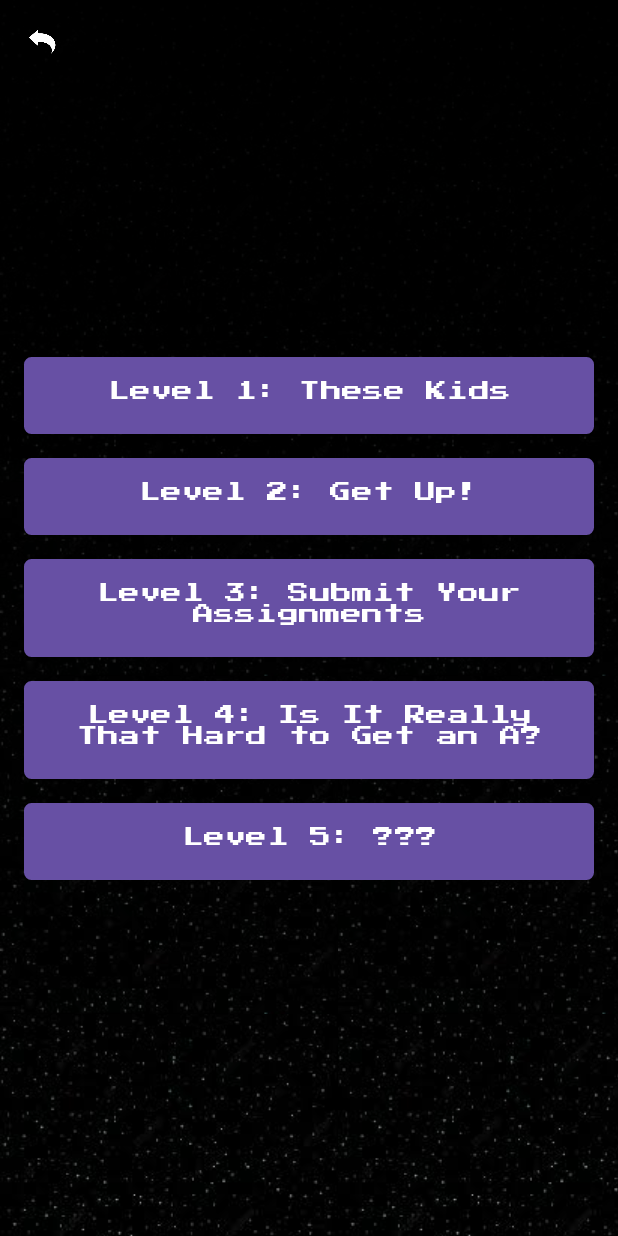
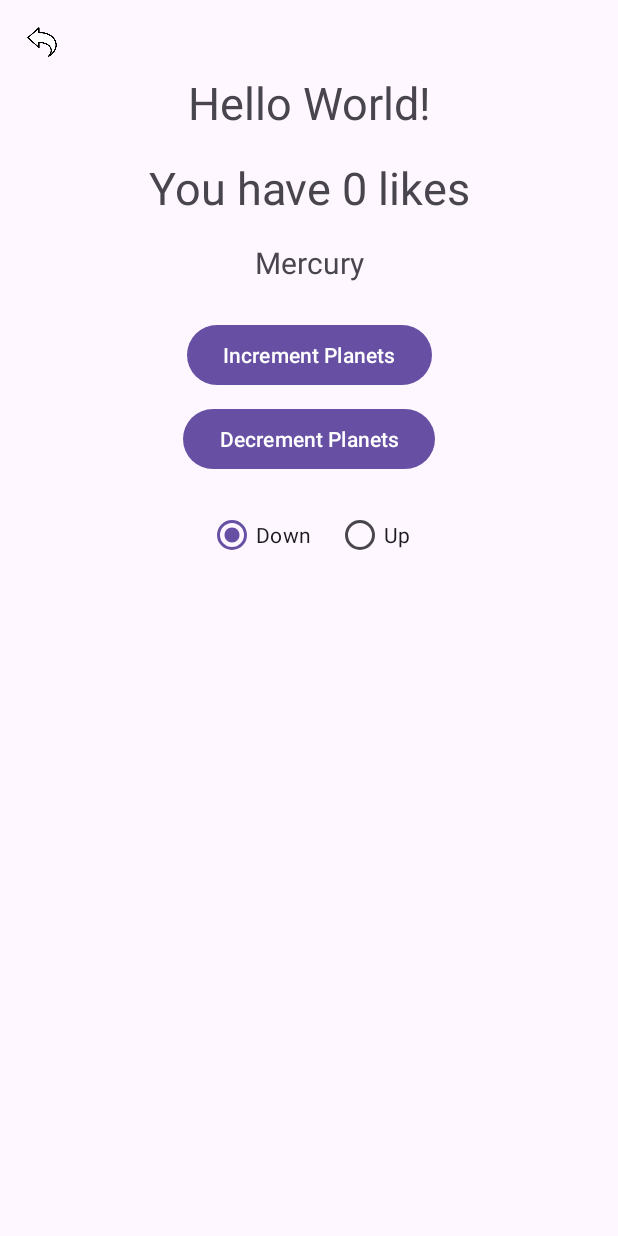
Before and after one commit to adhirajchhoda/tj_mobile, an Android app: the MainMenuActivity screen opened directly, with no data from a screen before it, after a tap on "Level 2: Get Up!", on a phone screen of 412 x 824 dp. Run offline under Robolectric (Android 15) with nearby library versions, the phone set to English and light mode, and no system bars.

Commit message:
added lab01 and lab02 to arcade levels

```diff
--- a/app/src/main/AndroidManifest.xml
+++ b/app/src/main/AndroidManifest.xml
@@ -20,6 +20,8 @@
         </activity>
         <activity android:name=".MainMenuActivity" />
         <activity android:name=".SettingsActivity" />
+        <activity android:name=".Lab01Activity" />
+        <activity android:name=".Lab02Activity" />
     </application>
 
 </manifest>
--- /dev/null
+++ b/app/src/main/java/com/adhiraj/lab01/Lab02Activity.java
@@ -0,0 +1,93 @@
+package com.adhiraj.lab01;
+
+import android.os.Bundle;
+import android.text.Html;
+import android.view.View;
+import android.widget.Button;
+import android.widget.ImageButton; // Added for ImageButton
+import android.widget.RadioButton;
+import android.widget.RadioGroup;
+import android.widget.TextView;
+import androidx.appcompat.app.AppCompatActivity;
+
+public class Lab02Activity extends AppCompatActivity {
+
+    TextView greetingTextView;
+    TextView likesDisplayTextView;
+    TextView planetDisplayTextView;
+    Button incrementButton;
+    Button decrementButton;
+    ImageButton lab02BackButton; // Changed to ImageButton
+    RadioGroup directionRadioGroup;
+    RadioButton radioUp;
+    RadioButton radioDown;
+
+    String[] planetsArray;
+    int count = 0;
+
+    @Override
+    protected void onCreate(Bundle savedInstanceState) {
+        super.onCreate(savedInstanceState);
+        setContentView(R.layout.activity_lab02);
+
+        greetingTextView = findViewById(R.id.greeting_textview);
+        likesDisplayTextView = findViewById(R.id.likes_display_textview);
+        planetDisplayTextView = findViewById(R.id.planet_display_textview);
+        incrementButton = findViewById(R.id.increment_button);
+        decrementButton = findViewById(R.id.decrement_button);
+        lab02BackButton = findViewById(R.id.lab02_back_button); // Initialize ImageButton
+        directionRadioGroup = findViewById(R.id.direction_radiogroup);
+        radioUp = findViewById(R.id.radio_up);
+        radioDown = findViewById(R.id.radio_down);
+
+        greetingTextView.setText(Html.fromHtml(getString(R.string.lab02_greeting_html_formatted), Html.FROM_HTML_MODE_LEGACY));
+
+        planetsArray = getResources().getStringArray(R.array.planets_array);
+
+        updateLikesDisplay();
+        updatePlanetDisplay();
+
+        View.OnClickListener planetCycleListener = new View.OnClickListener() {
+            @Override
+            public void onClick(View v) {
+                int viewId = v.getId();
+                if (viewId == R.id.increment_button) {
+                    if (radioUp.isChecked()) { // Transcript: "if right radio button (radioUp) is checked...increment"
+                        count++;
+                        count %= planetsArray.length;
+                    }
+                } else if (viewId == R.id.decrement_button) {
+                    if (radioDown.isChecked()) { // Transcript: "if left radio button (radioDown) is checked...decrement"
+                        count--;
+                        if (count < 0) {
+                            count = planetsArray.length - 1;
+                        }
+                    }
+                }
+                updateLikesDisplay();
+                updatePlanetDisplay();
+            }
+        };
+
+        incrementButton.setOnClickListener(planetCycleListener);
+        decrementButton.setOnClickListener(planetCycleListener);
+
+        lab02BackButton.setOnClickListener(v -> {
+            finish();
+        });
+    }
+
+    private void updateLikesDisplay() {
+        likesDisplayTextView.setText(getString(R.string.likes_count, count));
+    }
+
+    private void updatePlanetDisplay() {
+        if (planetsArray != null && planetsArray.length > 0) {
+            // Ensure count is within valid range, though logic above should handle it.
+            int safeIndex = count;
+            if (safeIndex < 0) safeIndex = planetsArray.length -1; // Should align with decrement logic
+            safeIndex = safeIndex % planetsArray.length; // Final safety for positive overflow
+            planetDisplayTextView.setText(planetsArray[safeIndex]);
+        }
+    }
+}
--- a/app/src/main/java/com/adhiraj/lab01/MainMenuActivity.java
+++ b/app/src/main/java/com/adhiraj/lab01/MainMenuActivity.java
@@ -29,21 +29,37 @@ public class MainMenuActivity extends AppCompatActivity {
         level5Button = findViewById(R.id.level_5_button);
         backButton = findViewById(R.id.back_button);
 
-        View.OnClickListener levelClickListener = v -> {
+        // Listener for Level 1 button to start Lab01Activity
+        level1Button.setOnClickListener(v -> {
+            Intent intent = new Intent(MainMenuActivity.this, Lab01Activity.class);
+            startActivity(intent);
+            // Optionally, show a toast or log that Lab01Activity is being started
+            // Toast.makeText(MainMenuActivity.this, "Loading Lab 01...", Toast.LENGTH_SHORT).show();
+        });
+
+        // Listener for Level 2 button to start Lab02Activity
+        level2Button.setOnClickListener(v -> {
+            Intent intent = new Intent(MainMenuActivity.this, Lab02Activity.class);
+            startActivity(intent);
+            // Optionally, show a toast or log that Lab02Activity is being started
+            // Toast.makeText(MainMenuActivity.this, "Loading Lab 02...", Toast.LENGTH_SHORT).show();
+        });
+
+        // Common listener for other level buttons (Levels 3-5)
+        View.OnClickListener otherLevelsClickListener = v -> {
             Button b = (Button) v;
-            Toast.makeText(MainMenuActivity.this, b.getText().toString() + " selected!", Toast.LENGTH_SHORT).show();
+            Toast.makeText(MainMenuActivity.this, b.getText().toString() + " selected! (Not Lab 01 or Lab 02)", Toast.LENGTH_SHORT).show();
+            // Implement navigation or other actions for these buttons as needed
         };
 
-        level1Button.setOnClickListener(levelClickListener);
-        level2Button.setOnClickListener(levelClickListener);
-        level3Button.setOnClickListener(levelClickListener);
-        level4Button.setOnClickListener(levelClickListener);
-        level5Button.setOnClickListener(levelClickListener);
+        level3Button.setOnClickListener(otherLevelsClickListener);
+        level4Button.setOnClickListener(otherLevelsClickListener);
+        level5Button.setOnClickListener(otherLevelsClickListener);
 
         backButton.setOnClickListener(v -> {
-            Intent intent = new Intent(MainMenuActivity.this, MainActivity.class);
-            startActivity(intent);
-            finish();
+            // Intent intent = new Intent(MainMenuActivity.this, MainActivity.class);
+            // startActivity(intent);
+            finish(); // Simply finish to go back to the previous activity (MainActivity)
         });
     }
 }
--- /dev/null
+++ b/app/src/main/res/layout/activity_lab02.xml
@@ -0,0 +1,105 @@
+<?xml version="1.0" encoding="utf-8"?>
+<androidx.constraintlayout.widget.ConstraintLayout xmlns:android="http://schemas.android.com/apk/res/android"
+    xmlns:app="http://schemas.android.com/apk/res-auto"
+    xmlns:tools="http://schemas.android.com/tools"
+    android:layout_width="match_parent"
+    android:layout_height="match_parent"
+    android:padding="16dp"
+    tools:context=".Lab02Activity">
+
+    <ImageButton
+        android:id="@+id/lab02_back_button"
+        android:layout_width="24dp"
+        android:layout_height="24dp"
+        android:layout_marginStart="0dp"
+        android:layout_marginTop="0dp"
+        android:background="?attr/selectableItemBackgroundBorderless"
+        android:contentDescription="@string/back_button_desc"
+        android:scaleType="fitCenter"
+        android:src="@drawable/back_arrow"
+        app:layout_constraintStart_toStartOf="parent"
+        app:layout_constraintTop_toTopOf="parent" />
+
+    <TextView
+        android:id="@+id/greeting_textview"
+        android:layout_width="0dp"
+        android:layout_height="wrap_content"
+        android:layout_marginTop="8dp"
+        android:text="@string/lab02_greeting_initial"
+        android:textSize="@dimen/lab02_greeting_text_size"
+        android:textAlignment="center"
+        app:layout_constraintEnd_toEndOf="parent"
+        app:layout_constraintStart_toStartOf="parent"
+        app:layout_constraintTop_toBottomOf="@+id/lab02_back_button" />
+
+    <TextView
+        android:id="@+id/likes_display_textview"
+        android:layout_width="wrap_content"
+        android:layout_height="wrap_content"
+        android:layout_marginTop="16dp"
+        tools:text="You have 0 likes"
+        android:text="@string/lab02_likes_counter_initial"
+        android:textSize="@dimen/likes_textview_text_size"
+        app:layout_constraintEnd_toEndOf="parent"
+        app:layout_constraintStart_toStartOf="parent"
+        app:layout_constraintTop_toBottomOf="@+id/greeting_textview" />
+
+    <TextView
+        android:id="@+id/planet_display_textview"
+        android:layout_width="wrap_content"
+        android:layout_height="wrap_content"
+        android:layout_marginTop="16dp"
+        android:textSize="20sp"
+        tools:text="Current Planet"
+        android:text="@string/lab02_planet_display_initial"
+        app:layout_constraintEnd_toEndOf="parent"
+        app:layout_constraintStart_toStartOf="parent"
+        app:layout_constraintTop_toBottomOf="@+id/likes_display_textview" />
+
+    <Button
+        android:id="@+id/increment_button"
+        android:layout_width="wrap_content"
+        android:layout_height="wrap_content"
+        android:layout_marginTop="24dp"
+        android:text="@string/lab02_increment_button_text"
+        app:layout_constraintEnd_toEndOf="parent"
+        app:layout_constraintStart_toStartOf="parent"
+        app:layout_constraintTop_toBottomOf="@+id/planet_display_textview" />
+
+    <Button
+        android:id="@+id/decrement_button"
+        android:layout_width="wrap_content"
+        android:layout_height="wrap_content"
+        android:layout_marginTop="8dp"
+        android:text="@string/lab02_decrement_button_text"
+        app:layout_constraintEnd_toEndOf="parent"
+        app:layout_constraintStart_toStartOf="parent"
+        app:layout_constraintTop_toBottomOf="@+id/increment_button" />
+
+    <RadioGroup
+        android:id="@+id/direction_radiogroup"
+        android:layout_width="wrap_content"
+        android:layout_height="wrap_content"
+        android:layout_marginTop="16dp"
+        android:orientation="horizontal"
+        app:layout_constraintEnd_toEndOf="parent"
+        app:layout_constraintStart_toStartOf="parent"
+        app:layout_constraintTop_toBottomOf="@+id/decrement_button">
+
+        <RadioButton
+            android:id="@+id/radio_down"
+            android:layout_width="wrap_content"
+            android:layout_height="wrap_content"
+            android:layout_marginEnd="8dp"
+            android:checked="true"
+            android:text="@string/radio_label_down" />
+
+        <RadioButton
+            android:id="@+id/radio_up"
+            android:layout_width="wrap_content"
+            android:layout_height="wrap_content"
+            android:layout_marginStart="8dp"
+            android:text="@string/radio_label_up" />
+    </RadioGroup>
+
+</androidx.constraintlayout.widget.ConstraintLayout>
--- /dev/null
+++ b/app/src/main/res/values/dimens.xml
@@ -0,0 +1,4 @@
+<resources>
+    <dimen name="lab02_greeting_text_size">30sp</dimen>
+    <dimen name="likes_textview_text_size">30sp</dimen> <!-- Added this as per previous step -->
+</resources>
--- a/app/src/main/res/values/strings.xml
+++ b/app/src/main/res/values/strings.xml
@@ -37,4 +37,37 @@
     <string name="power_up_label">Power-up:</string>
     <string name="apply_button_text">Apply</string>
     <string name="back_button_desc">Back</string>
+
+    <string name="lab01_greeting">Hello World</string>
+    <string name="lab01_press_me">Press Me</string>
+    <string name="lab01_decrease">Decrease</string>
+
+    <string name="lab01_main_greeting">Press a button!</string>
+    <string name="lab01_count_label">Count: 0</string>
+    <string name="lab01_textview_default_text">Color Changing Text</string>
+    <string name="lab01_increment_button">Increment</string>
+    <string name="lab01_decrement_button">Decrement</string>
+    <string name="lab01_initial_zero">0</string>
+
+    <!-- Lab 02 Strings -->
+    <string name="lab02_title_textview">Lab 02: GUI Elements</string>
+    <string name="lab02_greeting_initial">Hello Mom!</string>
+    <string name="lab02_likes_counter_initial">You have 0 likes</string>
+    <string name="lab02_greeting_html_formatted"><b>Hello</b> <u>World</u>!</string>
+    <string name="likes_count">You have %1$d likes</string>
+    <string-array name="planets_array">
+        <item>Mercury</item>
+        <item>Venus</item>
+        <item>Earth</item>
+        <item>Mars</item>
+    </string-array>
+    <string name="radio_label_up">Up</string>
+    <string name="radio_label_down">Down</string>
+    <string name="lab02_next_item_button">Next Planet</string>
+    <string name="lab02_previous_item_button">Previous Planet</string>
+    <string name="lab02_increment_button_text">Increment Planets</string>
+    <string name="lab02_decrement_button_text">Decrement Planets</string>
+    <string name="lab02_planet_display_initial">Current Planet</string>
+
+
 </resources>
--- a/gradle/libs.versions.toml
+++ b/gradle/libs.versions.toml
@@ -4,8 +4,8 @@ junit = "4.13.2"
 junitVersion = "1.3.0"
 espressoCore = "3.7.0"
 appcompat = "1.7.1"
-material = "1.13.0"
-activity = "1.11.1"
+material = "1.12.0"
+activity = "1.10.1"
 constraintlayout = "2.2.1"
 
 [libraries]
```
Also changed, not shown: app/src/main/java/com/adhiraj/lab01/Lab01Activity.java (added, +57 -0 lines), app/src/main/java/com/adhiraj/lab01/MainActivity.java (+7 -13 lines), app/src/main/res/layout/activity_lab01.xml (added, +67 -0 lines), app/src/main/res/values/colors.xml (+0 -9 lines).
